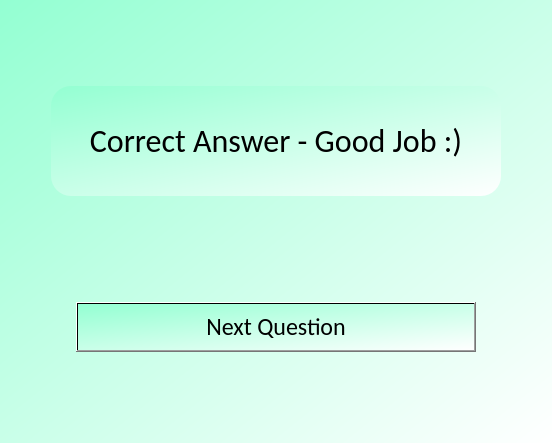
First picture: the form in View/CorrectScreen_2.ui, repository JakeH-32/Capstone, before the edit.
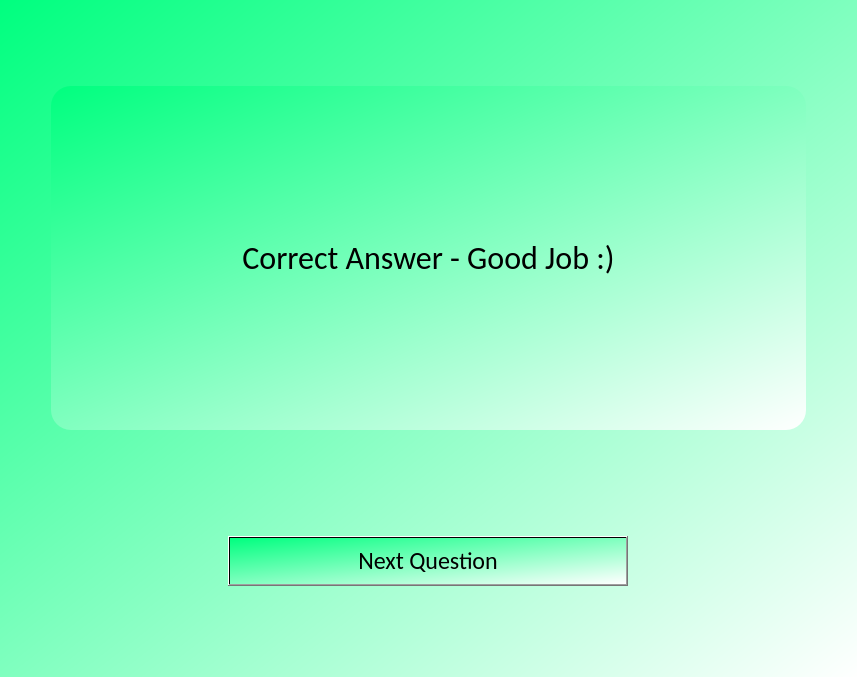
Second picture: the form after the edit.

Diff of the .ui file:
```diff
--- a/View/CorrectScreen_2.ui
+++ b/View/CorrectScreen_2.ui
@@ -6,8 +6,8 @@
    <rect>
     <x>0</x>
     <y>0</y>
-    <width>552</width>
-    <height>443</height>
+    <width>857</width>
+    <height>677</height>
    </rect>
   </property>
   <property name="windowTitle">
@@ -15,7 +15,7 @@
   </property>
   <property name="styleSheet">
    <string notr="true">QWidget{
-background-color:qlineargradient(spread:pad, x1:0, y1:0, x2:1, y2:1, stop:0 rgb(147, 255, 210), stop:1 rgba(255, 255, 255, 255))
+background-color:qlineargradient(spread:pad, x1:0, y1:0, x2:1, y2:1, stop:0 rgb(0, 255, 127), stop:1 rgba(255, 255, 255, 255))
 }</string>
   </property>
   <layout class="QGridLayout" name="gridLayout">
```
